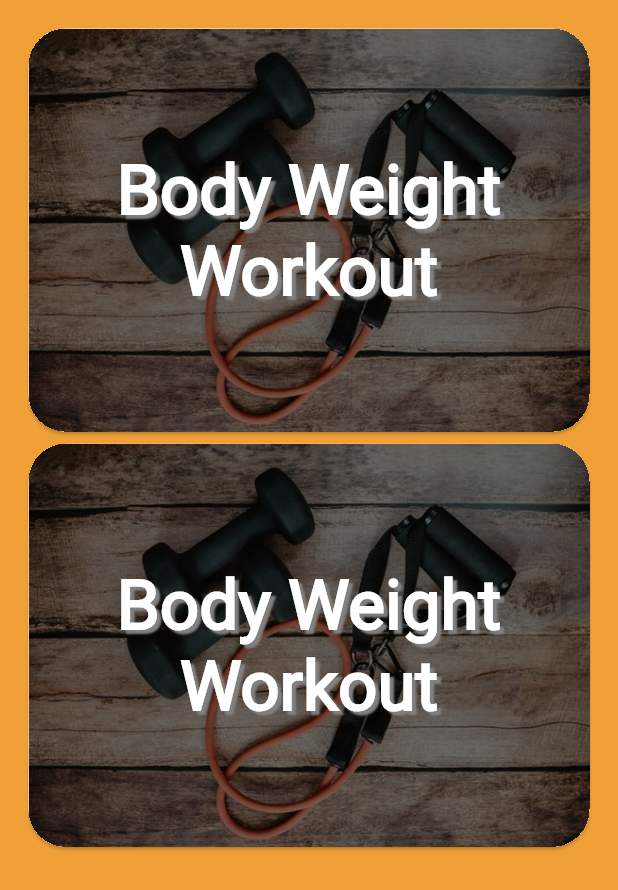
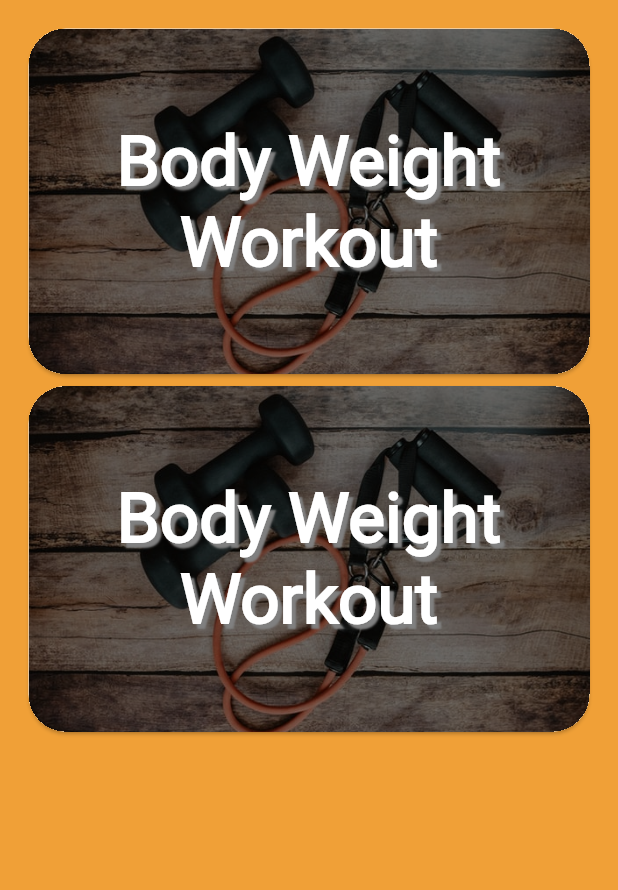
Before and after one commit to TeenFit/teenfit, a Flutter app: the screen it shows after launch, on a phone screen of 412 x 824 dp. Shown: the top 890 px of the screen. Run offline on Flutter 3.47's test engine with Material 2 defaults, Android fonts, the phone set to English and light mode, and no system bars; our stand-ins replace carousel_slider, material_floating_search_bar, smooth_page_indicator.

Commit message:
added workout

```diff
--- a/lib/widgets/search_result_workouts.dart
+++ b/lib/widgets/search_result_workouts.dart
@@ -4,7 +4,7 @@ import 'package:teenfit/providers/workouts.dart';
 import 'package:teenfit/widgets/workout_tile.dart';
 
 class SearchResultWorkouts extends StatelessWidget {
-  String? searchTerm;
+  final String? searchTerm;
 
   SearchResultWorkouts(this.searchTerm);
 
--- a/lib/widgets/workout_tile.dart
+++ b/lib/widgets/workout_tile.dart
@@ -29,7 +29,7 @@ class WorkoutTile extends StatelessWidget {
             child: InkWell(
               onTap: () {},
             ),
-            height: (_mediaQuery.size.height - _appBarHieght) * 0.35,
+            height: (_mediaQuery.size.height - _appBarHieght) * 0.3,
             width: double.infinity,
           ),
           Center(
```
